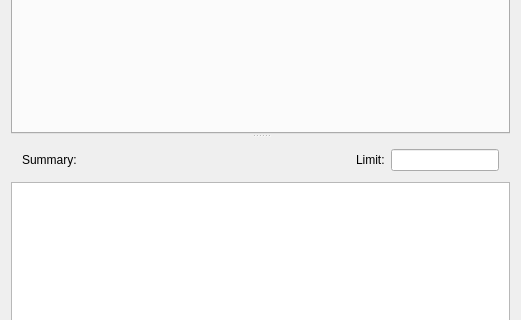
ARPA-SIMC/provami, file provami/provamimainwindow.ui: the form before one commit; both pictures show x 0 to 521 and y 240 to 560 of the 521 by 647 pixel window.
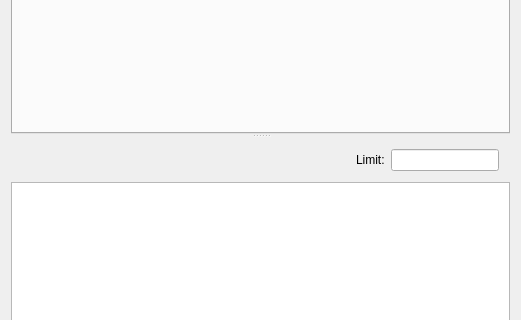
The form after the commit. Custom widgets are drawn as their Qt base class.

Commit message: Reworded summary text (#5)

```diff
--- a/provami/provamimainwindow.ui
+++ b/provami/provamimainwindow.ui
@@ -458,13 +458,6 @@
            <item>
             <widget class="QWidget" name="results_header" native="true">
              <layout class="QHBoxLayout" name="horizontalLayout_10">
-              <item>
-               <widget class="QLabel" name="label_24">
-                <property name="text">
-                 <string>Summary:</string>
-                </property>
-               </widget>
-              </item>
               <item>
                <widget class="QLabel" name="filter_summary">
                 <property name="sizePolicy">
@@ -476,6 +469,12 @@
                 <property name="text">
                  <string/>
                 </property>
+                <property name="textFormat">
+                 <enum>Qt::RichText</enum>
+                </property>
+                <property name="textInteractionFlags">
+                 <set>Qt::LinksAccessibleByMouse|Qt::TextSelectableByMouse</set>
+                </property>
                </widget>
               </item>
               <item>
```
The commit also changes 1 other file.
